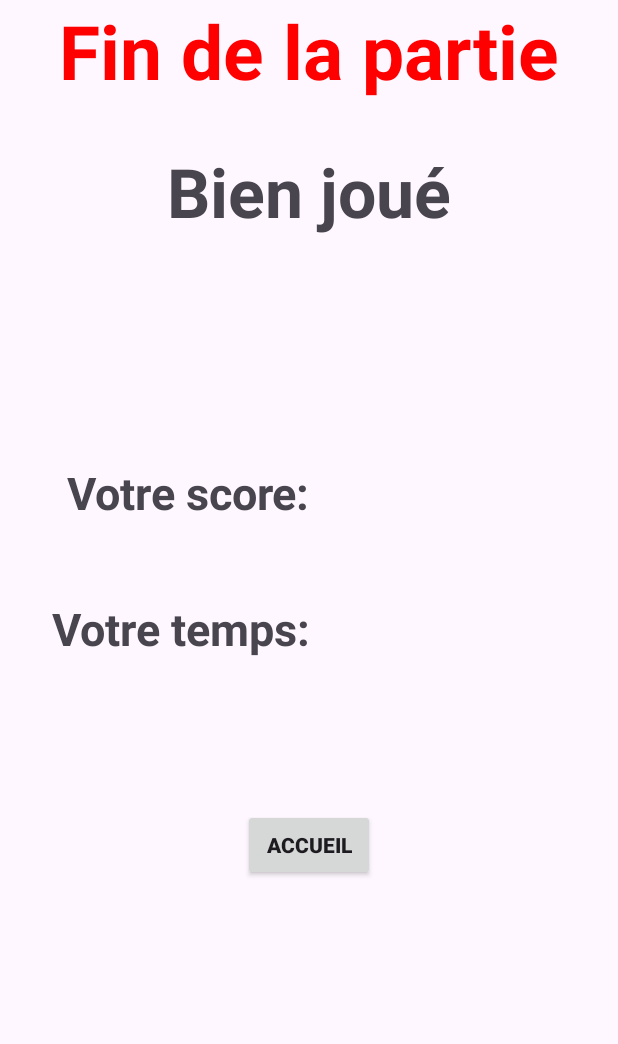
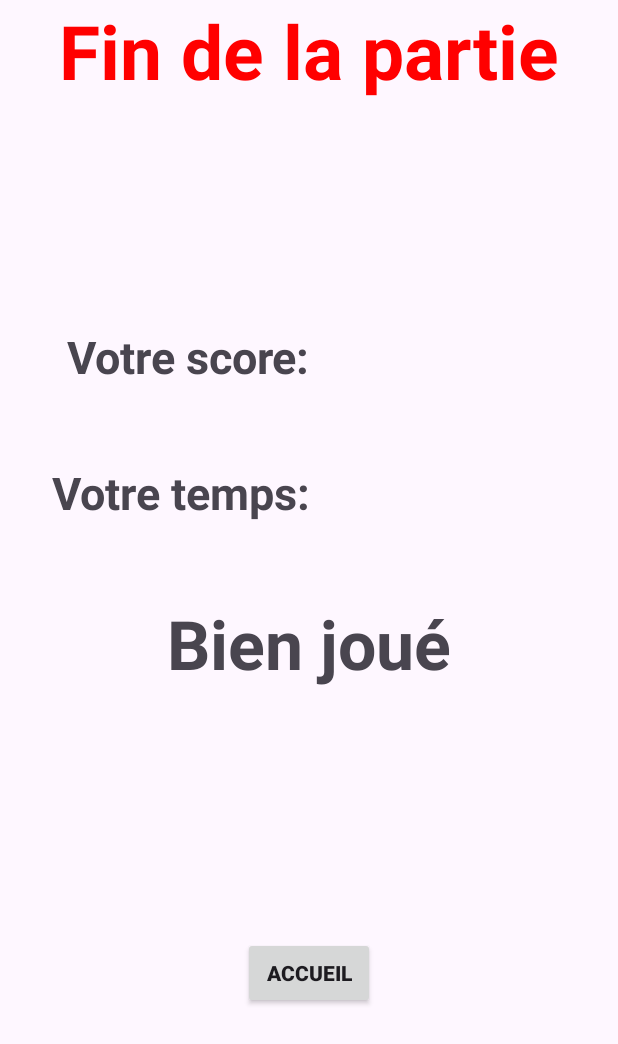
Before and after one commit to nehm33/android_calcul, an Android app: the layout fragment_end_game.xml on its own in the app's theme, with its tools: preview values and no code run, on a phone screen of 412 x 824 dp. Shown: the top 1044 px of the screen. Run offline under Robolectric (Android 15) with nearby library versions, the phone set to English and light mode, and no system bars.

Commit message:
Modify game fragment and viewModel to add high scores

```diff
--- a/app/src/main/res/layout/fragment_end_game.xml
+++ b/app/src/main/res/layout/fragment_end_game.xml
@@ -1,26 +1,20 @@
 <?xml version="1.0" encoding="utf-8"?>
 <LinearLayout xmlns:android="http://schemas.android.com/apk/res/android"
-    android:id="@+id/clavierLayout"
+    xmlns:tools="http://schemas.android.com/tools"
     android:layout_width="match_parent"
     android:layout_height="match_parent"
     android:orientation="vertical"
-    android:gravity="center_horizontal">
+    android:gravity="center_horizontal"
+    tools:context=".ui.game.EndGameFragment">
 
     <TextView
         android:layout_width="wrap_content"
         android:layout_height="wrap_content"
+        android:id="@+id/titleTextView"
         android:textColor="@color/red"
         android:textSize="50sp"
         android:textStyle="bold"
         android:text="@string/fin_de_la_partie"/>
-
-    <TextView
-        android:layout_width="wrap_content"
-        android:layout_height="wrap_content"
-        android:layout_marginTop="30dp"
-        android:textSize="45sp"
-        android:textStyle="bold"
-        android:text="@string/bien_joue"/>
 
     <LinearLayout
         android:layout_width="match_parent"
@@ -78,11 +72,37 @@
             android:id="@+id/finalTimeTextView"
             android:textSize="30sp" />
     </LinearLayout>
+    <TextView
+        android:layout_width="wrap_content"
+        android:layout_height="wrap_content"
+        android:id="@+id/congratulationsTextView"
+        android:layout_marginVertical="50dp"
+        android:textSize="45sp"
+        android:textStyle="bold"
+        android:text="@string/bien_joue"/>
+    <TextView
+        android:layout_width="wrap_content"
+        android:layout_height="wrap_content"
+        android:id="@+id/questionTextView"
+        android:visibility="invisible"
+        android:textSize="20sp"
+        android:text="@string/quel_est_votre_nom"/>
+    <EditText
+        android:layout_width="match_parent"
+        android:layout_height="wrap_content"
+        android:id="@+id/pseudoEditText"
+        android:visibility="invisible"
+        android:layout_marginHorizontal="60dp"
+        android:layout_marginVertical="20dp"
+        android:layout_gravity="center"
+        android:textSize="20sp"
+        android:hint="@string/entrez_votre_nom"
+        android:inputType="text"/>
+
     <androidx.appcompat.widget.AppCompatButton
         android:layout_width="wrap_content"
         android:layout_height="wrap_content"
         android:id="@+id/welcomeButton"
-        android:layout_marginTop="100dp"
         android:textStyle="bold"
         android:text="@string/accueil" />
 
--- a/app/src/main/res/values/strings.xml
+++ b/app/src/main/res/values/strings.xml
@@ -1,6 +1,5 @@
 <resources>
     <string name="app_name">CalculMental</string>
-    <!-- TODO: Remove or change this placeholder text -->
     <string name="hello_blank_fragment">Hello blank fragment</string>
     <string name="jouer">Jouer</string>
     <string name="options">Options</string>
@@ -32,4 +31,9 @@
     <string name="votre_temps">Votre temps:</string>
     <string name="accueil">Accueil</string>
     <string name="filtrer">Filtrer</string>
+    <string name="enregistrer">Enregistrer</string>
+    <string name="felicitations">Félicitations</string>
+    <string name="nouveau_meilleur_score">Nouveau Meilleur Score</string>
+    <string name="quel_est_votre_nom">Quel est votre nom?</string>
+    <string name="entrez_votre_nom">Entrez votre nom</string>
 </resources>
```
Also changed, not shown: app/src/main/java/com/platydev/calculmental/ui/game/EndGameFragment.java (+39 -25 lines), app/src/main/java/com/platydev/calculmental/ui/game/GameViewModel.java (+68 -2 lines).
